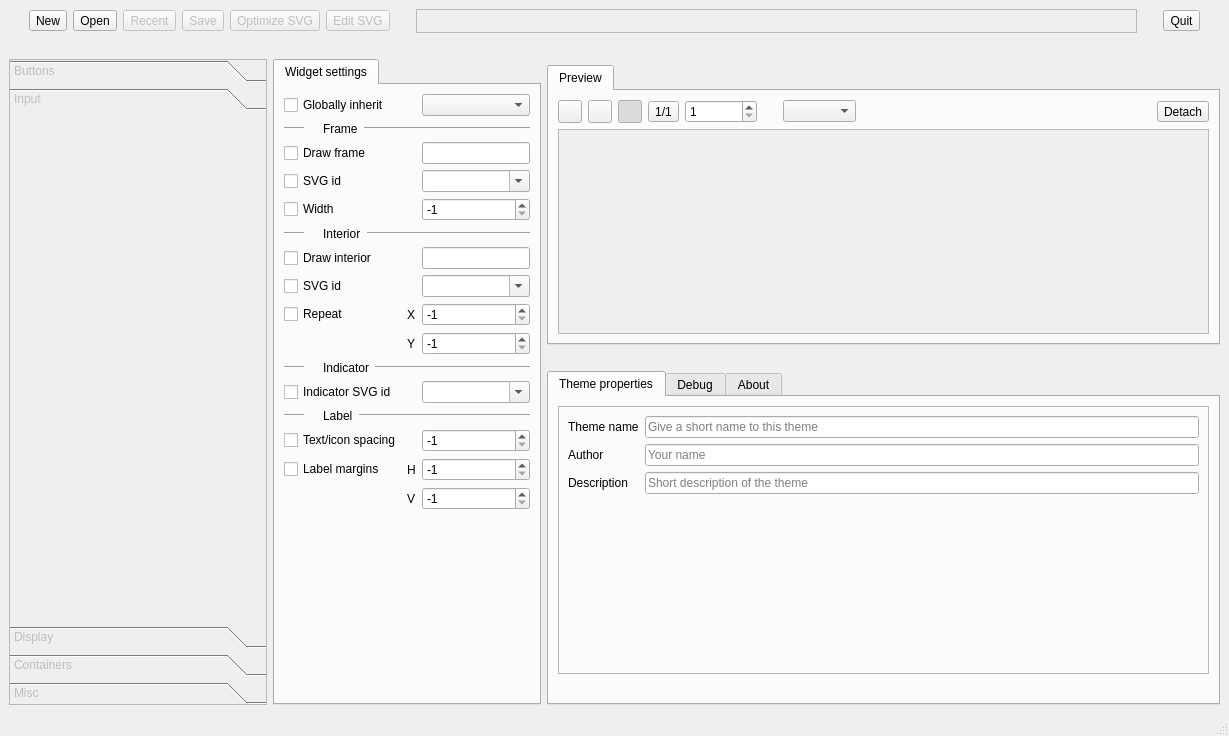
Qt form themebuilder/ThemeBuilderUIBase.ui (DexterMagnific/QSvgStyle) before a commit.
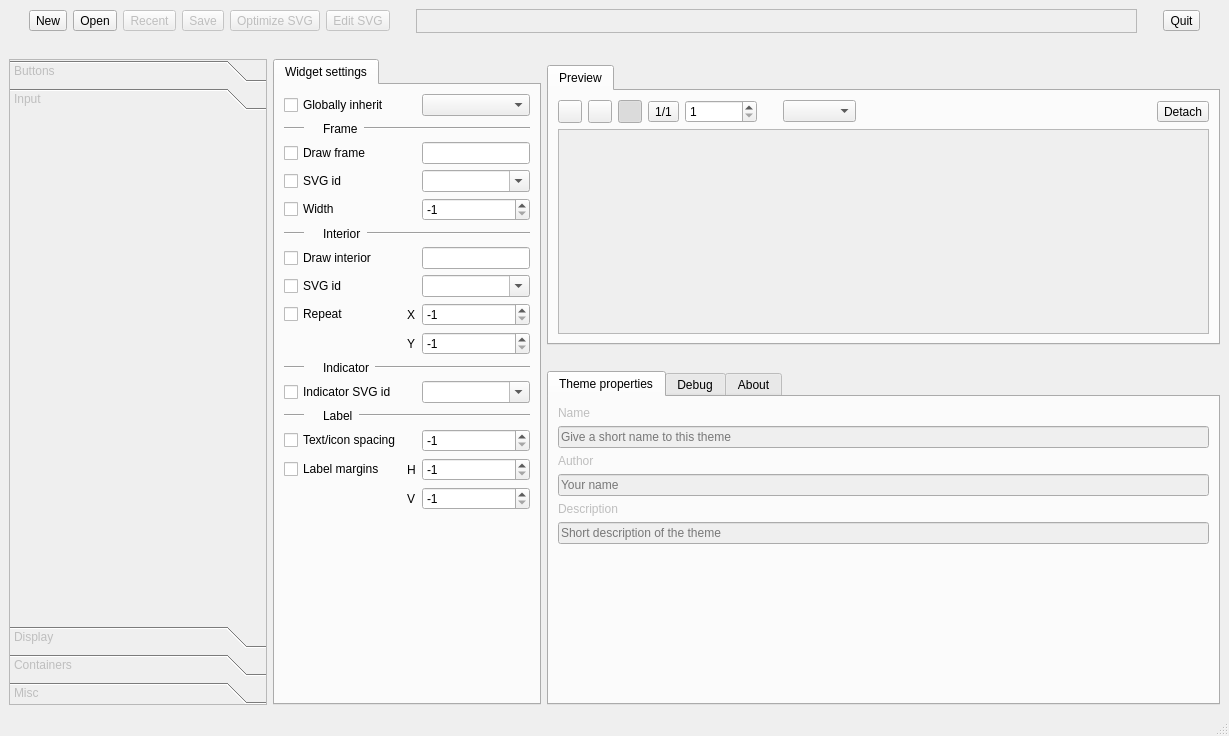
The same form after that commit. The open tabs and pages were chosen to show the change. Icons and pictures are not drawn.

Diff of the .ui file:
```diff
--- a/themebuilder/ThemeBuilderUIBase.ui
+++ b/themebuilder/ThemeBuilderUIBase.ui
@@ -445,6 +445,9 @@
        <number>0</number>
       </property>
       <widget class="QWidget" name="propsTab">
+       <property name="enabled">
+        <bool>false</bool>
+       </property>
        <attribute name="icon">
         <iconset>
          <normaloff>:/icon/pixmaps/lineedit.png</normaloff>:/icon/pixmaps/lineedit.png</iconset>
@@ -453,81 +456,25 @@
         <string>Theme properties</string>
        </attribute>
        <layout class="QGridLayout" name="gridLayout_12">
-        <item row="0" column="0">
-         <widget class="QFrame" name="frame_4">
-          <property name="frameShape">
-           <enum>QFrame::StyledPanel</enum>
+        <item row="3" column="0">
+         <widget class="QLineEdit" name="authorEdit">
+          <property name="placeholderText">
+           <string>Your name</string>
           </property>
-          <property name="frameShadow">
-           <enum>QFrame::Sunken</enum>
+         </widget>
+        </item>
+        <item row="5" column="0">
+         <widget class="QLineEdit" name="descrEdit">
+          <property name="placeholderText">
+           <string>Short description of the theme</string>
           </property>
-          <layout class="QGridLayout" name="gridLayout_29">
-           <item row="0" column="1">
-            <widget class="QLineEdit" name="themeNameEdit">
-             <property name="placeholderText">
-              <string>Give a short name to this theme</string>
-             </property>
-            </widget>
-           </item>
-           <item row="1" column="0">
-            <widget class="QLabel" name="label_22">
-             <property name="text">
-              <string>Author</string>
-             </property>
-            </widget>
-           </item>
-           <item row="1" column="1">
-            <widget class="QLineEdit" name="authorEdit">
-             <property name="placeholderText">
-              <string>Your name</string>
-             </property>
-            </widget>
-           </item>
-           <item row="2" column="0">
-            <widget class="QLabel" name="label_13">
-             <property name="text">
-              <string>Description</string>
-             </property>
-            </widget>
-           </item>
-           <item row="2" column="1">
-            <widget class="QLineEdit" name="descrEdit">
-             <property name="placeholderText">
-              <string>Short description of the theme</string>
-             </property>
-            </widget>
-           </item>
-           <item row="0" column="0">
-            <widget class="QLabel" name="label_21">
-             <property name="text">
-              <string>Theme name</string>
-             </property>
-            </widget>
-           </item>
-           <item row="3" column="1">
-            <spacer name="verticalSpacer">
-             <property name="orientation">
-              <enum>Qt::Vertical</enum>
-             </property>
-             <property name="sizeHint" stdset="0">
-              <size>
-               <width>20</width>
-               <height>40</height>
-              </size>
-             </property>
-            </spacer>
-           </item>
-          </layout>
          </widget>
         </item>
-        <item row="1" column="0">
+        <item row="6" column="0">
          <spacer name="verticalSpacer_12">
           <property name="orientation">
            <enum>Qt::Vertical</enum>
           </property>
-          <property name="sizeType">
-           <enum>QSizePolicy::Fixed</enum>
-          </property>
           <property name="sizeHint" stdset="0">
            <size>
             <width>482</width>
@@ -536,6 +483,34 @@
           </property>
          </spacer>
         </item>
+        <item row="4" column="0">
+         <widget class="QLabel" name="label_21">
+          <property name="text">
+           <string>Description</string>
+          </property>
+         </widget>
+        </item>
+        <item row="0" column="0">
+         <widget class="QLabel" name="label_13">
+          <property name="text">
+           <string>Name</string>
+          </property>
+         </widget>
+        </item>
+        <item row="1" column="0">
+         <widget class="QLineEdit" name="themeNameEdit">
+          <property name="placeholderText">
+           <string>Give a short name to this theme</string>
+          </property>
+         </widget>
+        </item>
+        <item row="2" column="0">
+         <widget class="QLabel" name="label_22">
+          <property name="text">
+           <string>Author</string>
+          </property>
+         </widget>
+        </item>
        </layout>
       </widget>
       <widget class="QWidget" name="debugTab">
```
Left out of the diff: 73 changed lines with no effect on the pictures.
